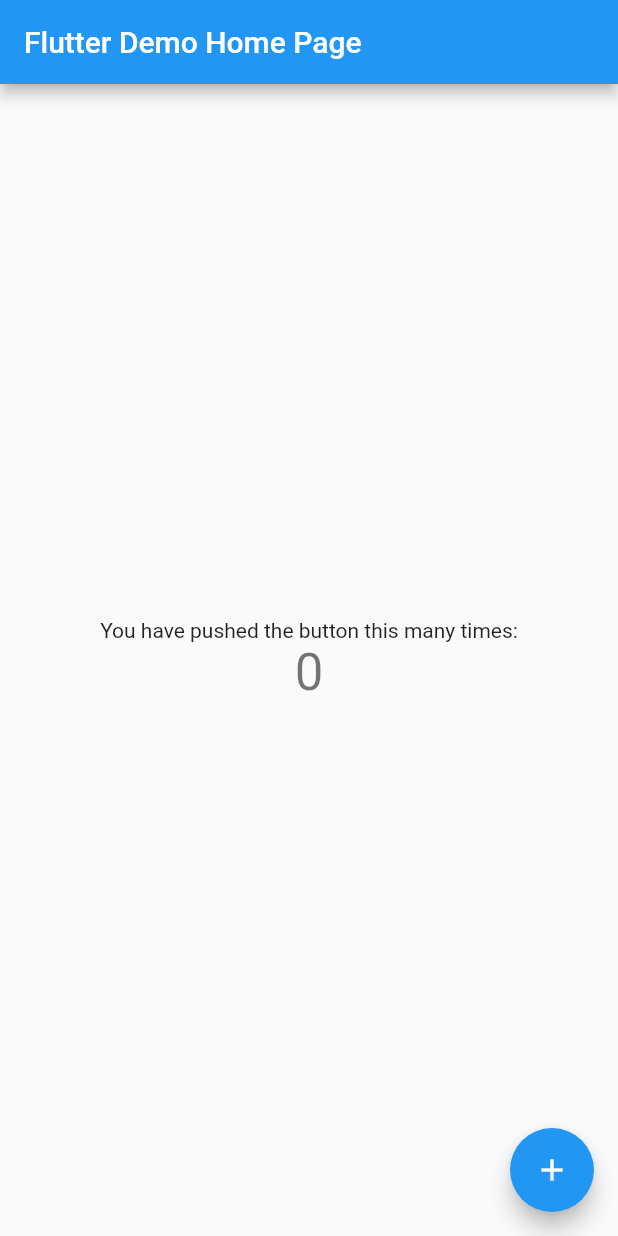
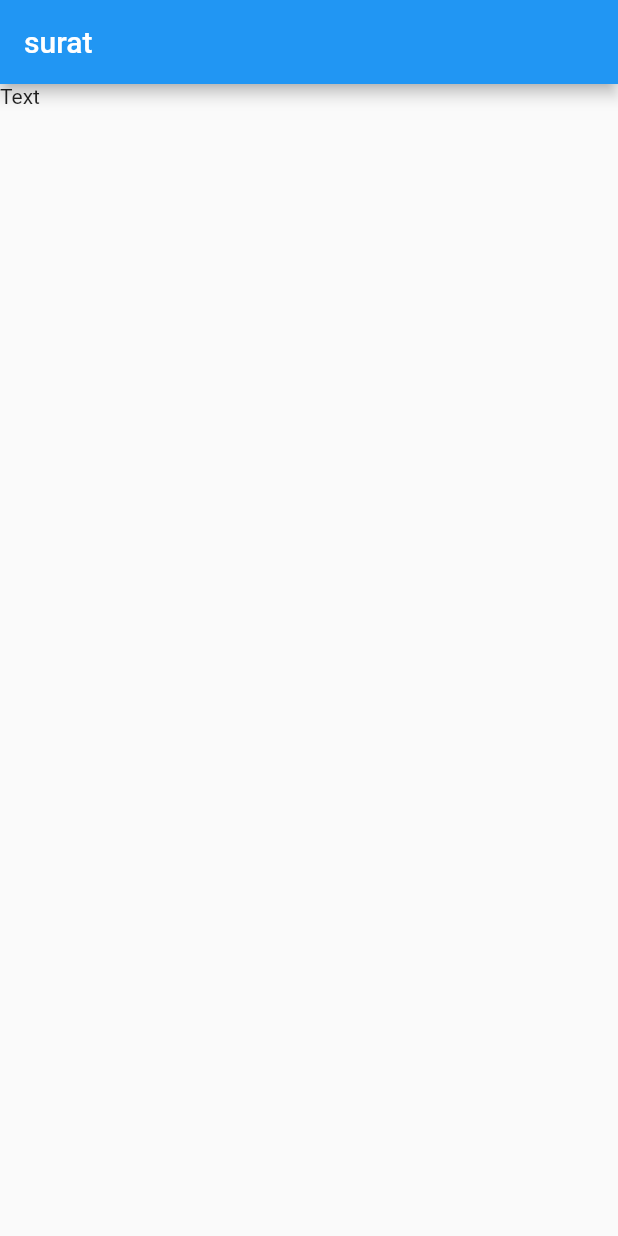
Before and after one commit to HgRayhan08/al-quran_sederhana, a Flutter app: the screen it shows after launch, on a phone screen of 412 x 824 dp. Run offline on Flutter 3.47's test engine with Material 2 defaults, Android fonts, the phone set to English and light mode, and no system bars; our stand-ins replace dio.

Commit message:
menyimpan file di branch main

```diff
--- /dev/null
+++ b/lib/contant/api_url.dart
@@ -0,0 +1 @@
+const String url = "https://api.quran.gading.dev";
--- a/lib/main.dart
+++ b/lib/main.dart
@@ -1,115 +1,23 @@
+import 'package:aplikasi_al_quran/provider/time_provider.dart';
+import 'package:aplikasi_al_quran/screen/dashboard_screen.dart';
 import 'package:flutter/material.dart';
+import 'package:provider/provider.dart';
 
 void main() {
-  runApp(const MyApp());
+  runApp(MultiProvider(providers: [
+    ChangeNotifierProvider(
+      create: (_) => TimeProvider(),
+    )
+  ], child: const MyApp()));
 }
 
 class MyApp extends StatelessWidget {
   const MyApp({super.key});
 
-  // This widget is the root of your application.
   @override
   Widget build(BuildContext context) {
-    return MaterialApp(
-      title: 'Flutter Demo',
-      theme: ThemeData(
-        // This is the theme of your application.
-        //
-        // Try running your application with "flutter run". You'll see the
-        // application has a blue toolbar. Then, without quitting the app, try
-        // changing the primarySwatch below to Colors.green and then invoke
-        // "hot reload" (press "r" in the console where you ran "flutter run",
-        // or simply save your changes to "hot reload" in a Flutter IDE).
-        // Notice that the counter didn't reset back to zero; the application
-        // is not restarted.
-        primarySwatch: Colors.blue,
-      ),
-      home: const MyHomePage(title: 'Flutter Demo Home Page'),
+    return const MaterialApp(
+      home: DashboardSceeen(),
     );
   }
 }
-
-class MyHomePage extends StatefulWidget {
-  const MyHomePage({super.key, required this.title});
-
-  // This widget is the home page of your application. It is stateful, meaning
-  // that it has a State object (defined below) that contains fields that affect
-  // how it looks.
-
-  // This class is the configuration for the state. It holds the values (in this
-  // case the title) provided by the parent (in this case the App widget) and
-  // used by the build method of the State. Fields in a Widget subclass are
-  // always marked "final".
-
-  final String title;
-
-  @override
-  State<MyHomePage> createState() => _MyHomePageState();
-}
-
-class _MyHomePageState extends State<MyHomePage> {
-  int _counter = 0;
-
-  void _incrementCounter() {
-    setState(() {
-      // This call to setState tells the Flutter framework that something has
-      // changed in this State, which causes it to rerun the build method below
-      // so that the display can reflect the updated values. If we changed
-      // _counter without calling setState(), then the build method would not be
-      // called again, and so nothing would appear to happen.
-      _counter++;
-    });
-  }
-
-  @override
-  Widget build(BuildContext context) {
-    // This method is rerun every time setState is called, for instance as done
-    // by the _incrementCounter method above.
-    //
-    // The Flutter framework has been optimized to make rerunning build methods
-    // fast, so that you can just rebuild anything that needs updating rather
-    // than having to individually change instances of widgets.
-    return Scaffold(
-      appBar: AppBar(
-        // Here we take the value from the MyHomePage object that was created by
-        // the App.build method, and use it to set our appbar title.
-        title: Text(widget.title),
-      ),
-      body: Center(
-        // Center is a layout widget. It takes a single child and positions it
-        // in the middle of the parent.
-        child: Column(
-          // Column is also a layout widget. It takes a list of children and
-          // arranges them vertically. By default, it sizes itself to fit its
-          // children horizontally, and tries to be as tall as its parent.
-          //
-          // Invoke "debug painting" (press "p" in the console, choose the
-          // "Toggle Debug Paint" action from the Flutter Inspector in Android
-          // Studio, or the "Toggle Debug Paint" command in Visual Studio Code)
-          // to see the wireframe for each widget.
-          //
-          // Column has various properties to control how it sizes itself and
-          // how it positions its children. Here we use mainAxisAlignment to
-          // center the children vertically; the main axis here is the vertical
-          // axis because Columns are vertical (the cross axis would be
-          // horizontal).
-          mainAxisAlignment: MainAxisAlignment.center,
-          children: <Widget>[
-            const Text(
-              'You have pushed the button this many times:',
-            ),
-            Text(
-              '$_counter',
-              style: Theme.of(context).textTheme.headlineMedium,
-            ),
-          ],
-        ),
-      ),
-      floatingActionButton: FloatingActionButton(
-        onPressed: _incrementCounter,
-        tooltip: 'Increment',
-        child: const Icon(Icons.add),
-      ), // This trailing comma makes auto-formatting nicer for build methods.
-    );
-  }
-}
--- /dev/null
+++ b/lib/screen/dashboard_screen.dart
@@ -0,0 +1,53 @@
+import 'dart:async';
+
+import 'package:aplikasi_al_quran/provider/time_provider.dart';
+import 'package:aplikasi_al_quran/service/surat_service.dart';
+import 'package:flutter/material.dart';
+
+class DashboardSceeen extends StatelessWidget {
+  const DashboardSceeen({super.key});
+
+  @override
+  Widget build(BuildContext context) {
+    return Scaffold(
+      appBar: AppBar(
+        title: const Text("surat"),
+      ),
+      body: const Text("Text"),
+    );
+  }
+}
+
+// FutureBuilder(
+      //   future: SuratService().getSurat(),
+      //   builder: (context, snapshot) {
+      //     if (snapshot.hasData) {
+      //       var data = snapshot.data;
+      //       return ListView.builder(
+      //         itemCount: data?.data.length,
+      //         itemBuilder: (context, index) {
+      //           var surat = data?.data[index].name;
+      //           // return Text(surat?.transliteration.id ?? "");
+      //           return ListTile(
+      //             leading: Text(
+      //               surat?.transliteration.id ?? "",
+      //               style: const TextStyle(fontSize: 18),
+      //             ),
+      //             trailing: Text(
+      //               surat?.long ?? "",
+      //               style: const TextStyle(fontSize: 20),
+      //             ),
+      //           );
+      //         },
+      //       );
+      //     } else if (snapshot.hasError) {
+      //       return const Center(
+      //         child: Text("Error"),
+      //       );
+      //     } else {
+      //       return const Center(
+      //         child: CircularProgressIndicator(),
+      //       );
+      //     }
+      //   },
+      // ),
```
Also changed, not shown: lib/model/list_surat_response.dart (added, +189 -0 lines), lib/provider/time_provider.dart (added, +22 -0 lines), lib/service/surat_service.dart (added, +17 -0 lines), pubspec.yaml (+5 -4 lines), pubspec.lock.
